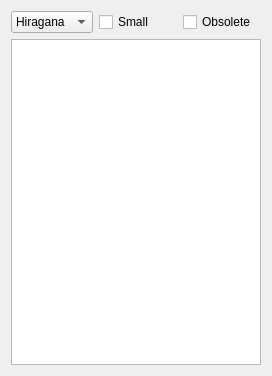
First picture: the form in src/gui/kanjidic2/KanaSelector.ui, repository Gnurou/tagainijisho, before the edit.
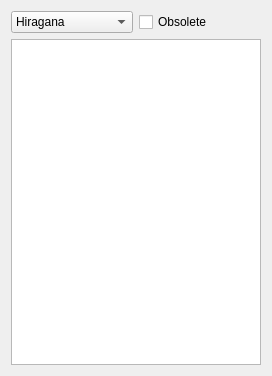
Second picture: the form after the edit. Custom widgets are drawn as their Qt base class.

Commit message: Add icons, stabilize kana selector

What changed in the file:
```diff
--- a/src/gui/kanjidic2/KanaSelector.ui
+++ b/src/gui/kanjidic2/KanaSelector.ui
@@ -30,13 +30,6 @@
        </item>
       </widget>
      </item>
-     <item>
-      <widget class="QCheckBox" name="smallCheckBox">
-       <property name="text">
-        <string>Small</string>
-       </property>
-      </widget>
-     </item>
      <item>
       <widget class="QCheckBox" name="obsoleteCheckBox">
        <property name="text">
```
Left out of the diff: 1 changed line with no effect on the pictures. The commit also changes 11 other files.
